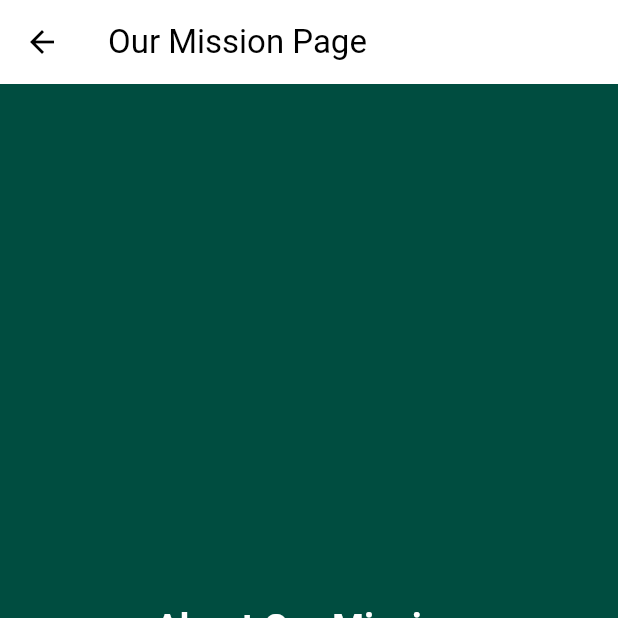
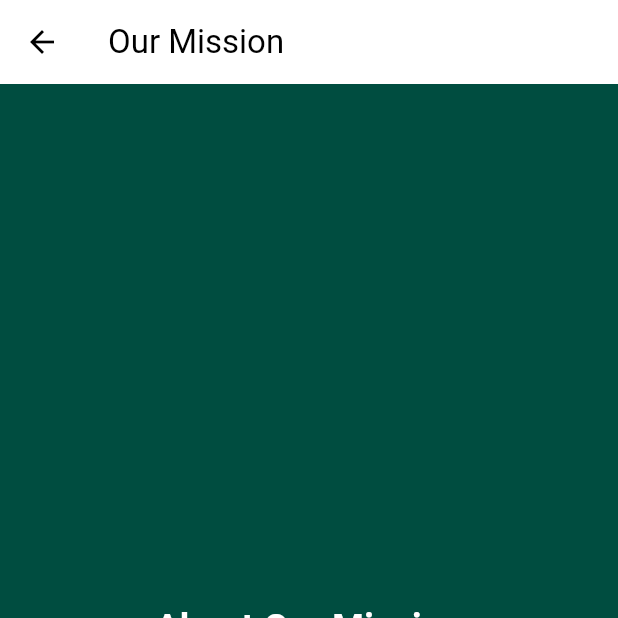
Before and after one commit to R1tMah/Schedule_Maker, a Flutter app: the OurMission screen opened directly, on a phone screen of 412 x 824 dp, the top half of it. Run offline on Flutter 3.47's test engine with Material 3 defaults, Android fonts, the phone set to English and light mode, and no system bars.

Commit message:
mission change

```diff
--- a/lib/main.dart
+++ b/lib/main.dart
@@ -353,7 +353,7 @@ class _OurMissionState extends State<OurMission> with SingleTickerProviderStateM
   Widget build(BuildContext context) {
     return Scaffold(
       appBar: AppBar(
-        title: const Text('Our Mission Page'),
+        title: const Text('Our Mission'),
       ),
       body: Center(
         child: Padding(
```
